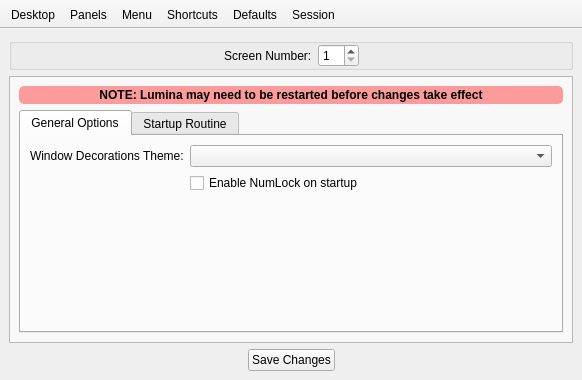
The window that lumina/lumina-config/mainUI.ui (trueos/pcbsd) describes before a commit, drawn with Qt 5.
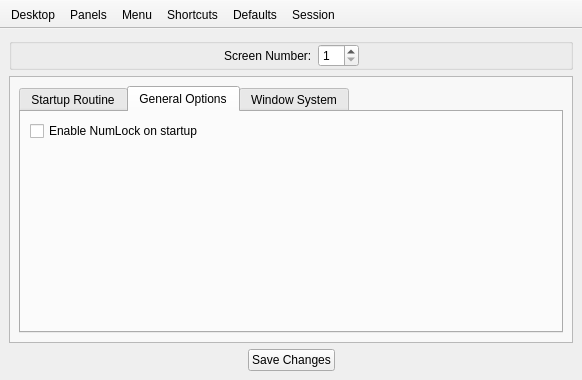
The same window after the commit. The open tabs and pages were chosen to show the change.

Commit message: Get the session management page completely function in lumina-config. Now the user can modify additional apps/files to start on login, as well as change a few fluxbox session options (such as theming, focus policy, etc..).

Diff of the .ui file:
```diff
--- a/lumina/lumina-config/mainUI.ui
+++ b/lumina/lumina-config/mainUI.ui
@@ -1050,83 +1050,11 @@
       </widget>
       <widget class="QWidget" name="page_session">
        <layout class="QVBoxLayout" name="verticalLayout_10">
-        <item>
-         <widget class="QLabel" name="label_11">
-          <property name="font">
-           <font>
-            <weight>75</weight>
-            <bold>true</bold>
-           </font>
-          </property>
-          <property name="styleSheet">
-           <string notr="true">background: rgba(255,10,10,100); border-radius: 5px; padding: 2px;</string>
-          </property>
-          <property name="text">
-           <string>NOTE: Lumina may need to be restarted before changes take effect</string>
-          </property>
-          <property name="alignment">
-           <set>Qt::AlignCenter</set>
-          </property>
-          <property name="wordWrap">
-           <bool>false</bool>
-          </property>
-         </widget>
-        </item>
         <item>
          <widget class="QTabWidget" name="tabWidget">
           <property name="currentIndex">
            <number>1</number>
           </property>
-          <widget class="QWidget" name="tab">
-           <attribute name="title">
-            <string>General Options</string>
-           </attribute>
-           <layout class="QFormLayout" name="formLayout_4">
-            <item row="0" column="0">
-             <widget class="QLabel" name="label_12">
-              <property name="font">
-               <font>
-                <weight>50</weight>
-                <bold>false</bold>
-               </font>
-              </property>
-              <property name="text">
-               <string>Window Decorations Theme:</string>
-              </property>
-             </widget>
-            </item>
-            <item row="0" column="1">
-             <widget class="QComboBox" name="comboBox">
-              <property name="sizePolicy">
-               <sizepolicy hsizetype="Expanding" vsizetype="Fixed">
-                <horstretch>0</horstretch>
-                <verstretch>0</verstretch>
-               </sizepolicy>
-              </property>
-             </widget>
-            </item>
-            <item row="2" column="0">
-             <spacer name="verticalSpacer_2">
-              <property name="orientation">
-               <enum>Qt::Vertical</enum>
-              </property>
-              <property name="sizeHint" stdset="0">
-               <size>
-                <width>20</width>
-                <height>128</height>
-               </size>
-              </property>
-             </spacer>
-            </item>
-            <item row="1" column="1">
-             <widget class="QCheckBox" name="checkBox">
-              <property name="text">
-               <string>Enable NumLock on startup</string>
-              </property>
-             </widget>
-            </item>
-           </layout>
-          </widget>
           <widget class="QWidget" name="tab_2">
            <attribute name="title">
             <string>Startup Routine</string>
@@ -1182,6 +1110,87 @@
             </item>
            </layout>
           </widget>
+          <widget class="QWidget" name="tab">
+           <attribute name="title">
+            <string>General Options</string>
+           </attribute>
+           <layout class="QVBoxLayout" name="verticalLayout_4">
+            <item>
+             <widget class="QCheckBox" name="check_session_numlock">
+              <property name="text">
+               <string>Enable NumLock on startup</string>
+              </property>
+             </widget>
+            </item>
+            <item>
+             <spacer name="verticalSpacer_2">
+              <property name="orientation">
+               <enum>Qt::Vertical</enum>
+              </property>
+              <property name="sizeHint" stdset="0">
+               <size>
+                <width>20</width>
+                <height>128</height>
+               </size>
+              </property>
+             </spacer>
+            </item>
+           </layout>
+          </widget>
+          <widget class="QWidget" name="tab_fluxbox">
+           <attribute name="title">
+            <string>Window System</string>
+           </attribute>
+           <layout class="QFormLayout" name="formLayout_3">
+            <item row="0" column="0">
+             <widget class="QLabel" name="label">
+              <property name="text">
+               <string>New Window Placement</string>
+              </property>
+             </widget>
+            </item>
+            <item row="0" column="1">
+             <widget class="QComboBox" name="combo_session_wloc"/>
+            </item>
+            <item row="1" column="0">
+             <widget class="QLabel" name="label_6">
+              <property name="text">
+               <string>Focus Policy</string>
+              </property>
+             </widget>
+            </item>
+            <item row="1" column="1">
+             <widget class="QComboBox" name="combo_session_wfocus"/>
+            </item>
+            <item row="2" column="0">
+             <widget class="QLabel" name="label_13">
+              <property name="text">
+               <string>Window Theme</string>
+              </property>
+             </widget>
+            </item>
+            <item row="2" column="1">
+             <widget class="QComboBox" name="combo_session_wtheme"/>
+            </item>
+            <item row="3" column="0">
+             <widget class="QLabel" name="label_2">
+              <property name="text">
+               <string>Number of Workspaces</string>
+              </property>
+             </widget>
+            </item>
+            <item row="3" column="1">
+             <widget class="QSpinBox" name="spin_session_wkspaces">
+              <property name="minimum">
+               <number>1</number>
+              </property>
+              <property name="maximum">
+               <number>10</number>
+              </property>
+             </widget>
+            </item>
+           </layout>
+          </widget>
          </widget>
         </item>
        </layout>
```
Left out of the diff: 21 changed lines with no effect on the pictures. The commit also changes 2 other files.
